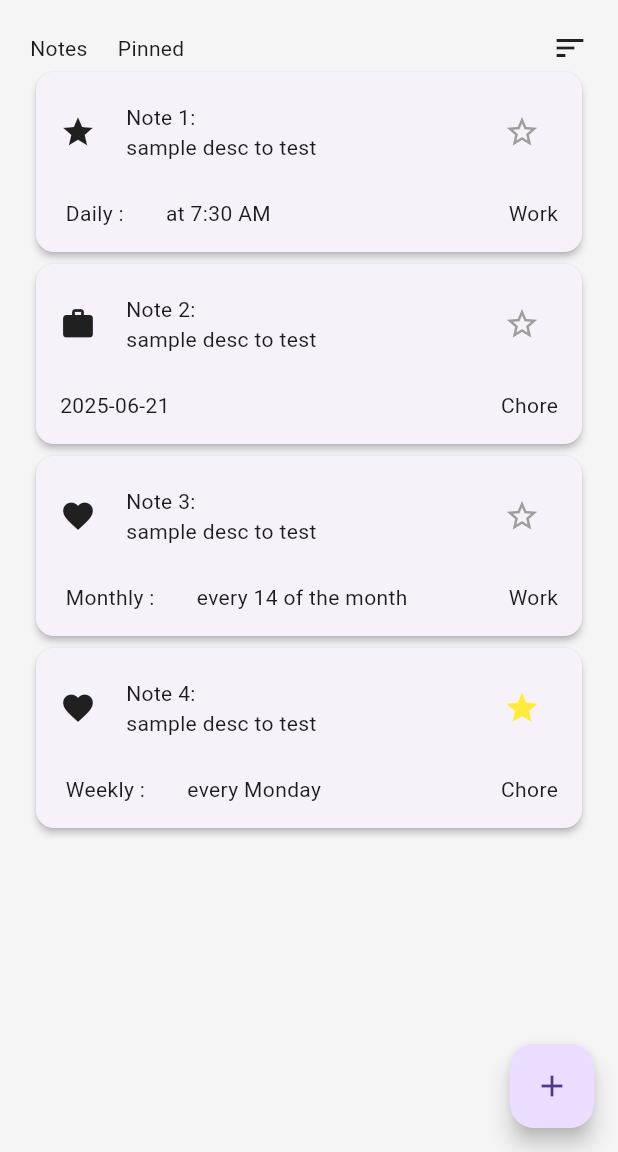
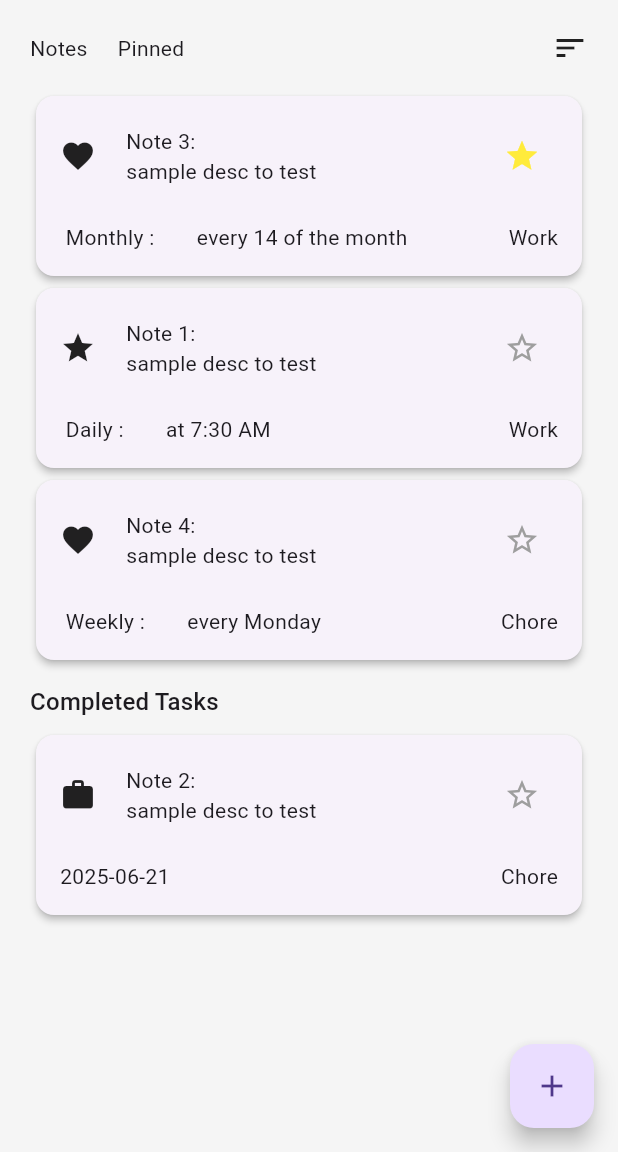
Before and after one commit to Mourad-Dellali/ToDO_List, a Flutter app: the screen it shows after launch, after a tap on the "star" icon, on a phone screen of 412 x 824 dp, the part 84-1236 px from its top. Run offline on Flutter 3.47's test engine with Material 3 defaults, Android fonts, the phone set to English and light mode, and no system bars.

Commit message:
added completed section and uncompleted tasks, as well as starred(pinned) tasks appear first, modified the todo page and restructured it into task sections

```diff
--- a/lib/common/widgets/showtask_modal.dart
+++ b/lib/common/widgets/showtask_modal.dart
@@ -54,7 +54,6 @@ DateTime? _deadline;
 void _modifyTask() {
     Todotasks.toDoTasks[widget.index][0]=_titleTextController.text;
     Todotasks.toDoTasks[widget.index][1]=_descriptionTextController.text;
-    //
     // Todotasks.toDoTasks[widget.index][3]
     Todotasks.toDoTasks[widget.index][5] = Todotasks.toDoTasks[widget.index][5].copyWith(
     isRoutine: _isRoutine,
@@ -68,8 +67,8 @@ void _modifyTask() {
     Navigator.of(context).pop(true);
   }
   void _completeTask() {
-    Todotasks.toDoTasks[widget.index][2]=!Todotasks.toDoTasks[widget.index][2];
-    print (Todotasks.toDoTasks[widget.index][2]);
+    Todotasks.toDoTasks[widget.index][4]=!Todotasks.toDoTasks[widget.index][4];
+    print (Todotasks.toDoTasks[widget.index][4]);
     Navigator.of(context).pop();
   }
   @override
@@ -137,7 +136,7 @@ Row(
   mainAxisAlignment: MainAxisAlignment.spaceAround,
   children: [
 ElevatedButton(onPressed: _modifyTask, child: Text("Save")),
-ElevatedButton(onPressed: _completeTask, child: Todotasks.toDoTasks[widget.index][2] ? Text("Mark As Completed"):Text("Mark As Uncompleted")),
+ElevatedButton(onPressed: _completeTask, child: Todotasks.toDoTasks[widget.index][4] ? Text("Mark As Completed"):Text("Mark As Uncompleted")),
 ],),
 
 Spacer()
--- a/lib/pages/to_do.dart
+++ b/lib/pages/to_do.dart
@@ -1,12 +1,9 @@
-
 import 'package:demo_todo_list/common/widgets/appbar.dart';
 import 'package:demo_todo_list/common/widgets/createnewtask_dialog.dart';
 import 'package:demo_todo_list/common/widgets/showtask_modal.dart';
 import 'package:demo_todo_list/common/widgets/todo_tile.dart';
 import 'package:demo_todo_list/util/models/todotasks.dart';
 import 'package:flutter/material.dart';
-
-
 
 class ToDo extends StatefulWidget {
   const ToDo({super.key});
@@ -16,83 +13,125 @@ class ToDo extends StatefulWidget {
 }
 
 class _ToDoState extends State<ToDo> {
-
-
-Future<void> createNewTask () async {
+  Future<void> createNewTask() async {
     await showModalBottomSheet(
       context: context,
       builder: (context) => CreatenewtaskDialog(),
     );
     setState(() {});
   }
+
   Future<void> showTask(int index) async {
     final result = await showModalBottomSheet(
       context: context,
       builder: (context) => ShowTaskModal(index: index),
     );
     if (result == true) {
-    setState(() {}); // Rebuild the list
+      setState(() {});
     }
   }
 
   @override
   Widget build(BuildContext context) {
+    List allTasks = Todotasks.toDoTasks;
+    List completedTasks = allTasks.where((task) => task[4]).toList();
+    List uncompletedTasks = allTasks.where((task) => !task[4]).toList();
+    uncompletedTasks.sort((a, b) => b[2] ? 1 : 0 - (a[2] ? 1 : 0));
+
+    List<Widget> taskSections = [];
+
+    // Notes & Pinned Row
+    taskSections.add(
+      Padding(
+        padding: const EdgeInsets.only(bottom: 16.0),
+        child: Row(
+          mainAxisAlignment: MainAxisAlignment.spaceBetween,
+          children: [
+            Row(
+              children: [
+                Text("Notes"),
+                SizedBox(width: 20),
+                Text("Pinned"),
+              ],
+            ),
+            Icon(Icons.sort),
+          ],
+        ),
+      ),
+    );
+     // Uncompleted Tasks Section
+    if (uncompletedTasks.isNotEmpty) {
+
+      taskSections.addAll(uncompletedTasks.map((task) {
+        final originalIndex = allTasks.indexOf(task);
+        return TodoTile(
+          index: originalIndex,
+          taskTitle: task[0],
+          taskDesc: task[1],
+          starred: task[2],
+          taskCompleted: task[4],
+          taskIcon: Icon(task[3]),
+          routine: task[5],
+          deadline: task[6],
+          taskCategory: task[7],
+          onTap: () => showTask(originalIndex),
+          starChanged: (value, _) {
+            setState(() {
+              allTasks[originalIndex][2] = value;
+            });
+          },
+        );
+      }).toList());
+    }
+    // Completed Tasks Section
+    if (completedTasks.isNotEmpty) {
+      taskSections.add(
+        Padding(
+          padding: const EdgeInsets.only(top: 12, bottom: 6),
+          child: Text(
+            "Completed Tasks",
+            style: Theme.of(context).textTheme.titleMedium,
+          ),
+        ),
+      );
+      taskSections.addAll(completedTasks.map((task) {
+        final originalIndex = allTasks.indexOf(task);
+        return TodoTile(
+          index: originalIndex,
+          taskTitle: task[0],
+          taskDesc: task[1],
+          starred: task[2],
+          taskCompleted: task[4],
+          taskIcon: Icon(task[3]),
+          routine: task[5],
+          deadline: task[6],
+          taskCategory: task[7],
+          onTap: () => showTask(originalIndex),
+          starChanged: (value, _) {
+            setState(() {
+              allTasks[originalIndex][2] = value;
+            });
+          },
+        );
+      }).toList());
+    }
+
+
+
+
     return Scaffold(
-      backgroundColor: Color(0xFFF5F5F5),
+      backgroundColor: const Color(0xFFF5F5F5),
       appBar: TAppBar(title: "To Do"),
       floatingActionButton: FloatingActionButton(
         onPressed: createNewTask,
-        child:Icon(Icons.add),
+        child: const Icon(Icons.add),
       ),
-      body:Padding(
+      body: Padding(
         padding: const EdgeInsets.all(20.0),
-        child: Column(
-          children: [
-            Row(
-              mainAxisAlignment: MainAxisAlignment.spaceBetween,
-              children: [
-                Row(
-                  spacing: 20,
-                  children: [
-                    Text("Notes"),
-                    Text("Pinned")
-                  ],
+        child: ListView(
+          children: taskSections,
         ),
-                Icon(Icons.sort)
-              ],
       ),
-            Expanded(
-              child: ListView.builder(
-                itemCount: Todotasks.toDoTasks.length,
-                itemBuilder: (context,index){
-                  return TodoTile(
-                    index: index,
-                    taskTitle: Todotasks.toDoTasks[index][0],
-                    taskDesc: Todotasks.toDoTasks[index][1],
-                    starred: Todotasks.toDoTasks[index][2],
-                    taskCompleted: Todotasks.toDoTasks[index][4],
-                    taskIcon: Icon(Todotasks.toDoTasks[index][3]),
-                    routine: Todotasks.toDoTasks[index][5],
-                    deadline: Todotasks.toDoTasks[index][6],
-                    taskCategory: Todotasks.toDoTasks[index][7],
-                    onTap:() =>
-                    showTask(index),
-                    starChanged: (value, index) {
-
-        setState(() {
-          Todotasks.toDoTasks[index][2] = value;
-        });
-      },
-                  );
-                },
-
-                ),
-            )
-
-          ],
-        ),
-
-      )
     );
   }
 }
--- a/lib/util/models/todotasks.dart
+++ b/lib/util/models/todotasks.dart
@@ -17,9 +17,9 @@ class Todotasks {
   }/*[
   0:title,
   1:desc,
-  2:completed,
+  2:starred,
   3:icon,
-  4:starred,
+  4:taskCompleted,
   5:isRoutine,
   6:Deadline type datetime,
   7:category
```
Lines whose indentation alone changed are shown as unchanged.
